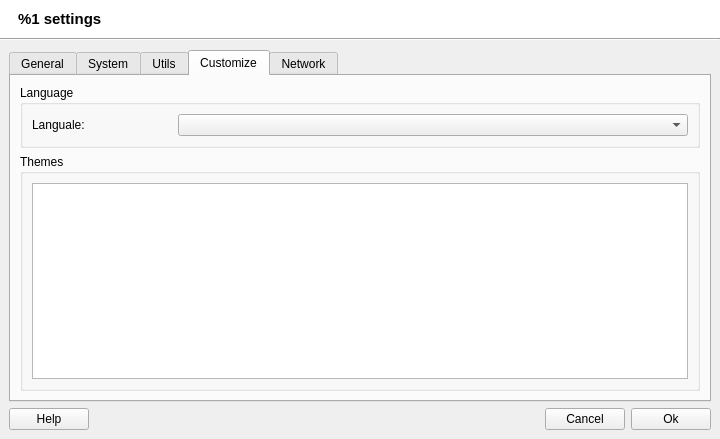
This is src/AppSettings.ui in brezerk/q4wine as Qt 5 draws it before an edit. The edited form follows.
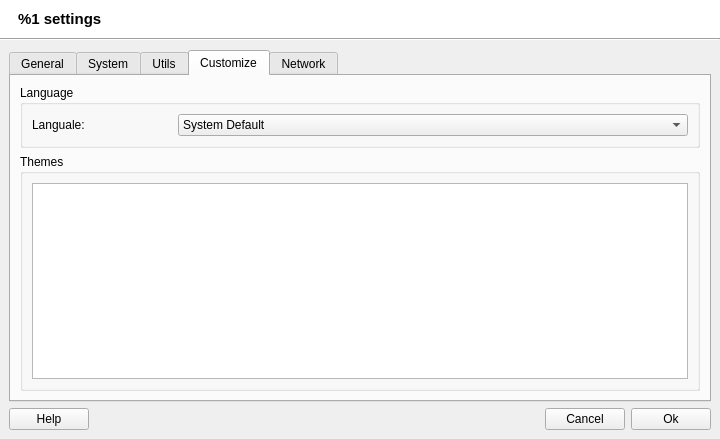
This is the edited form. The open tabs and pages were chosen to show the change.

```diff
--- a/src/AppSettings.ui
+++ b/src/AppSettings.ui
@@ -1168,7 +1168,13 @@
                  </widget>
                 </item>
                 <item>
-                 <widget class="QComboBox" name="comboLangs" />
+                 <widget class="QComboBox" name="comboLangs" >
+                  <item>
+                   <property name="text" >
+                    <string>System Default</string>
+                   </property>
+                  </item>
+                 </widget>
                 </item>
                </layout>
               </widget>
```
Left out of the diff: 256 changed lines with no effect on the pictures.
